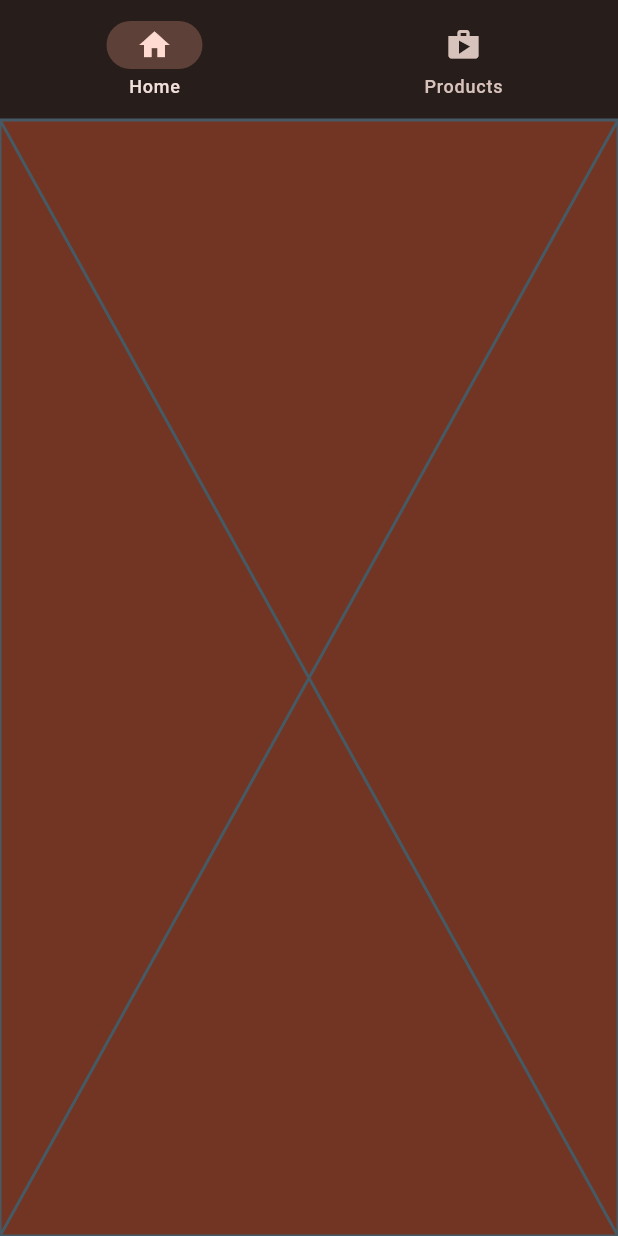
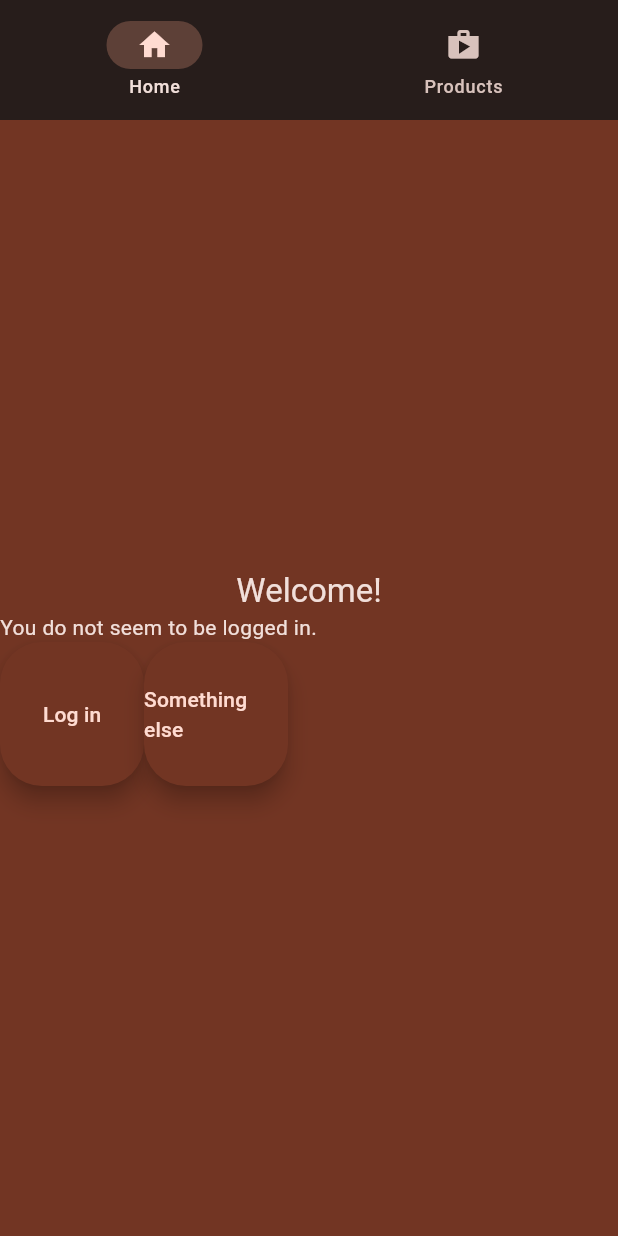
Before and after one commit to simojjuho/flutter_state_management_training, a Flutter app: the screen it shows after launch, on a phone screen of 412 x 824 dp. Run offline on Flutter 3.47's test engine with Material 3 defaults, Android fonts, the phone set to English and light mode, and no system bars; our stand-ins replace dio; accounts and stored records are empty; network calls fail.

Commit message:
Set up the basic home view

```diff
--- a/lib/main.dart
+++ b/lib/main.dart
@@ -20,7 +20,7 @@ class MainApp extends StatelessWidget {
         ChangeNotifierProvider<ProductState>(create: (_) => ProductState()),
         ChangeNotifierProvider<UserState>(create: (_) => UserState()),
         ChangeNotifierProvider<CategoryState>(create: (_) => CategoryState()),
-        ChangeNotifierProvider<MainViewState>(create: (_) => MainViewState())
+        ChangeNotifierProvider<MainViewState>(create: (_) => MainViewState()),
       ],
       child: MaterialApp(
         title: 'State training',
@@ -31,6 +31,9 @@ class MainApp extends StatelessWidget {
             brightness: Brightness.dark,
           ),
           textTheme: const TextTheme(
+            headlineLarge: TextStyle(
+              fontSize: 60,
+            ),
             displayLarge: TextStyle(
               fontSize: 32,
               fontWeight: FontWeight.bold,
--- /dev/null
+++ b/lib/src/shared/presentation/widgets/home_view/home_view.dart
@@ -0,0 +1,26 @@
+import 'package:flutter/material.dart';
+import 'package:provider/provider.dart';
+import 'package:state_training/src/shared/presentation/widgets/home_view/not_logged_in.dart';
+import 'package:state_training/src/users/presentation/state/user_state.dart';
+
+import 'logged_in.dart';
+
+class HomeView extends StatelessWidget {
+  const HomeView({super.key});
+
+  @override
+  Widget build(BuildContext context) {
+    final userState = context.watch<UserState>();
+    Widget page;
+    switch (userState.isLoggedIn()) {
+      case true:
+        page = const LoggedIn();
+      case false:
+        page = const NotLoggedIn();
+      default:
+        page = const CircularProgressIndicator();
+    }
+
+    return page;
+  }
+}
--- /dev/null
+++ b/lib/src/shared/presentation/widgets/home_view/logged_in.dart
@@ -0,0 +1,10 @@
+import 'package:flutter/material.dart';
+
+class LoggedIn extends StatelessWidget {
+  const LoggedIn({super.key});
+
+  @override
+  Widget build(BuildContext context) {
+    return const Text('Welcome!');
+  }
+}
--- /dev/null
+++ b/lib/src/shared/presentation/widgets/home_view/not_logged_in.dart
@@ -0,0 +1,34 @@
+import 'package:flutter/material.dart';
+
+class NotLoggedIn extends StatelessWidget {
+  const NotLoggedIn({super.key});
+
+  @override
+  Widget build(BuildContext context) {
+    return Column(
+      crossAxisAlignment: CrossAxisAlignment.stretch,
+      mainAxisAlignment: MainAxisAlignment.center,
+      children: [
+        Text(
+          'Welcome!',
+          textAlign: TextAlign.center,
+          style: Theme.of(context).textTheme.titleLarge,
+        ),
+        const Text('You do not seem to be logged in.'),
+        Flex(
+          direction: Axis.horizontal,
+          children: [
+            FloatingActionButton.large(
+              onPressed: () {},
+              child: const Text('Log in'),
+            ),
+            FloatingActionButton.large(
+              onPressed: () {},
+              child: const Text('Something else'),
+            ),
+          ],
+        )
+      ],
+    );
+  }
+}
--- a/lib/src/shared/presentation/widgets/main_loading_screen.dart
+++ b/lib/src/shared/presentation/widgets/main_loading_screen.dart
@@ -1,6 +1,6 @@
 import 'package:flutter/material.dart';
 import 'package:provider/provider.dart';
-import 'package:state_training/src/shared/presentation/widgets/home/main_view.dart';
+import 'package:state_training/src/shared/presentation/widgets/main_view/main_view.dart';
 import 'package:state_training/src/products/presentation/state/product_state.dart';
 
 class MainLoadingScreen extends StatelessWidget {
--- a/lib/src/shared/presentation/widgets/home/main_view.dart
+++ b/lib/src/shared/presentation/widgets/main_view/main_view.dart
@@ -1,8 +1,9 @@
 import 'package:flutter/material.dart';
 import 'package:provider/provider.dart';
 import 'package:state_training/src/products/presentation/widgets/product_view.dart';
-import 'package:state_training/src/shared/presentation/widgets/home/main_view_medium.dart';
-import 'package:state_training/src/shared/presentation/widgets/home/main_view_small.dart';
+import 'package:state_training/src/shared/presentation/widgets/home_view/home_view.dart';
+import 'package:state_training/src/shared/presentation/widgets/main_view/main_view_medium.dart';
+import 'package:state_training/src/shared/presentation/widgets/main_view/main_view_small.dart';
 import 'package:state_training/src/shared/states/main_view_state.dart';
 
 class MainView extends StatelessWidget {
@@ -17,7 +18,7 @@ class MainView extends StatelessWidget {
     Widget page;
     switch (selectedIndex) {
       case 0:
-        page = const Placeholder();
+        page = const HomeView();
         break;
       case 1:
         page = const ProductView();
```
Also changed, not shown: lib/src/shared/presentation/widgets/main_view/main_view_medium.dart (renamed from lib/src/shared/presentation/widgets/home/main_view_medium.dart), lib/src/shared/presentation/widgets/main_view/main_view_small.dart (renamed from lib/src/shared/presentation/widgets/home/main_view_small.dart).
